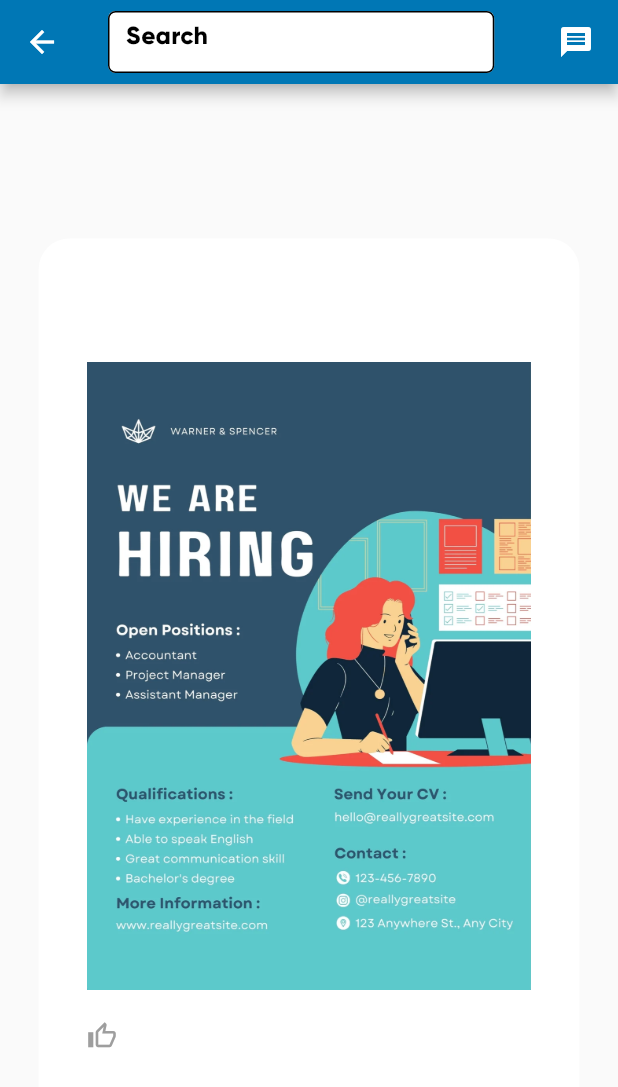
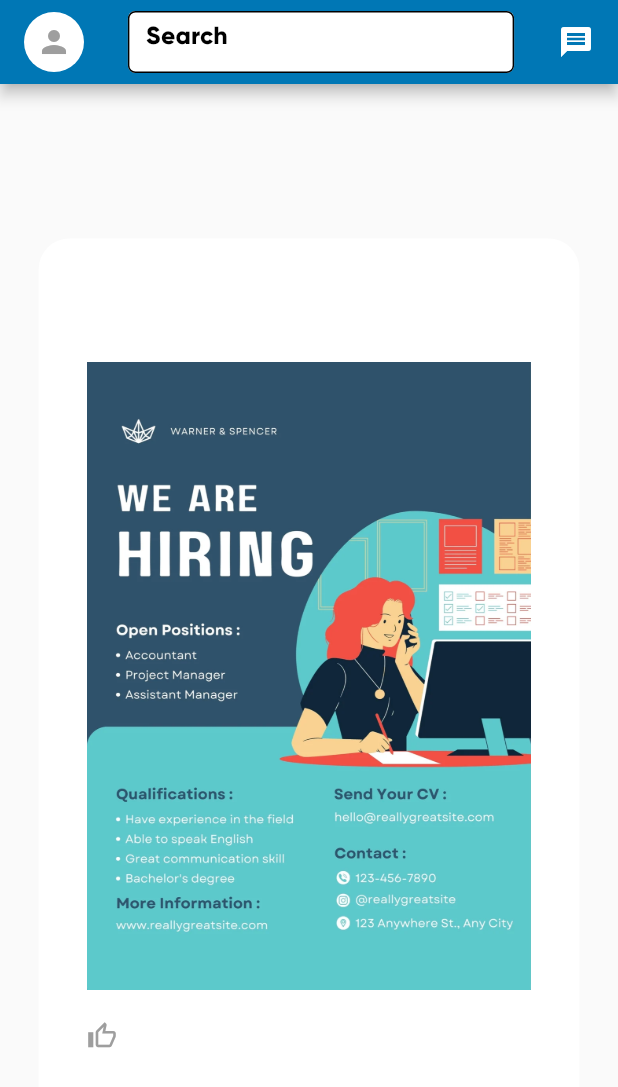
Before and after one commit to Akhil184/Login_page_linkedin, a Flutter app: the HomePage screen opened directly, on a phone screen of 412 x 824 dp. Shown: the top 1087 px of the screen. Run offline on Flutter 3.47's test engine with Material 2 defaults, Android fonts, the phone set to English and light mode, and no system bars; drawn by our look-alikes of like_button; our stand-ins replace flutter_screenutil.

Commit message:
add menu bar

```diff
--- a/lib/screens/home_page.dart
+++ b/lib/screens/home_page.dart
@@ -15,9 +15,20 @@ class _HomePageState extends State<HomePage> {
   Widget build(BuildContext context) {
     return Scaffold(
       appBar:AppBar(
+        automaticallyImplyLeading: false,
         title:Row(
           mainAxisAlignment:MainAxisAlignment.spaceBetween,
         children:[
+          CircleAvatar(
+            backgroundColor: Colors.white,
+            radius: 20,
+            child: IconButton(
+              padding: EdgeInsets.zero,
+              icon: Icon(Icons.person,color:Colors.grey,),
+              color: Colors.white,
+              onPressed: () {},
+            ),
+          ),
         Container(
         height: 40.h,
         width:200.w,
```
